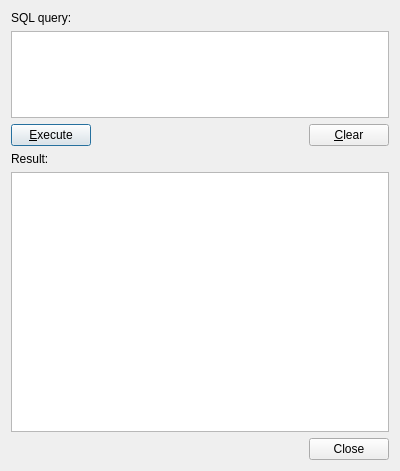
Old version of the form ui/DlgSqlWindow.ui in the repository wonder-sk/postgis_manager.
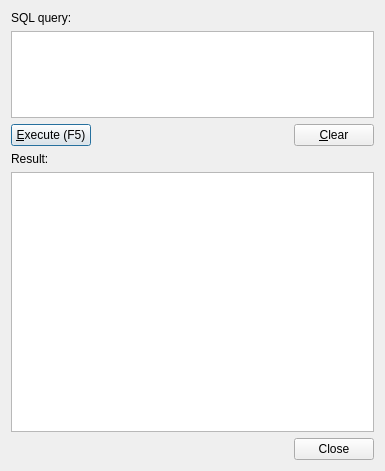
New version of the form.

```diff
--- a/ui/DlgSqlWindow.ui
+++ b/ui/DlgSqlWindow.ui
@@ -1,11 +1,11 @@
 <ui version="4.0" >
  <class>DlgSqlWindow</class>
- <widget class="QDialog" name="DlgSqlWindow" >
-  <property name="geometry" >
+ <widget class="QDialog" name="DlgSqlWindow">
+  <property name="geometry">
    <rect>
     <x>0</x>
     <y>0</y>
-    <width>400</width>
+    <width>385</width>
     <height>471</height>
    </rect>
   </property>
@@ -33,9 +33,12 @@
    <item>
     <layout class="QHBoxLayout" >
      <item>
-      <widget class="QPushButton" name="btnExecute" >
-       <property name="text" >
-        <string>&amp;Execute</string>
+      <widget class="QPushButton" name="btnExecute">
+       <property name="text">
+        <string>&amp;Execute (F5)</string>
+       </property>
+       <property name="shortcut">
+        <string>F5</string>
        </property>
       </widget>
      </item>
```
Left out of the diff: 49 changed lines with no effect on the pictures.
